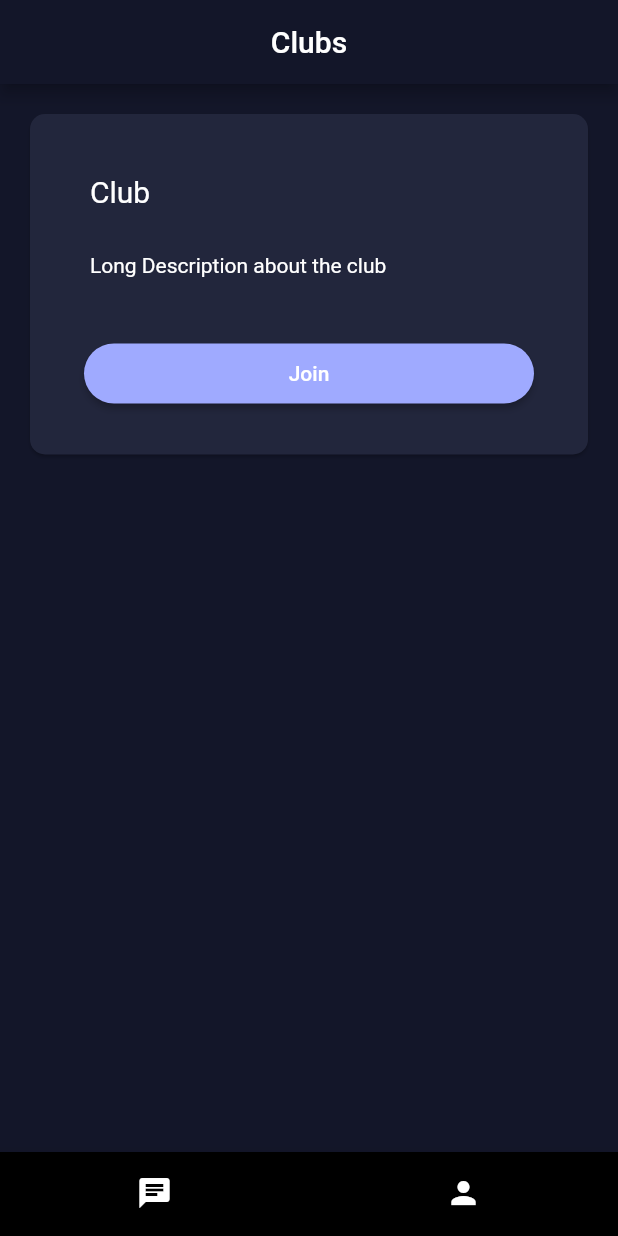
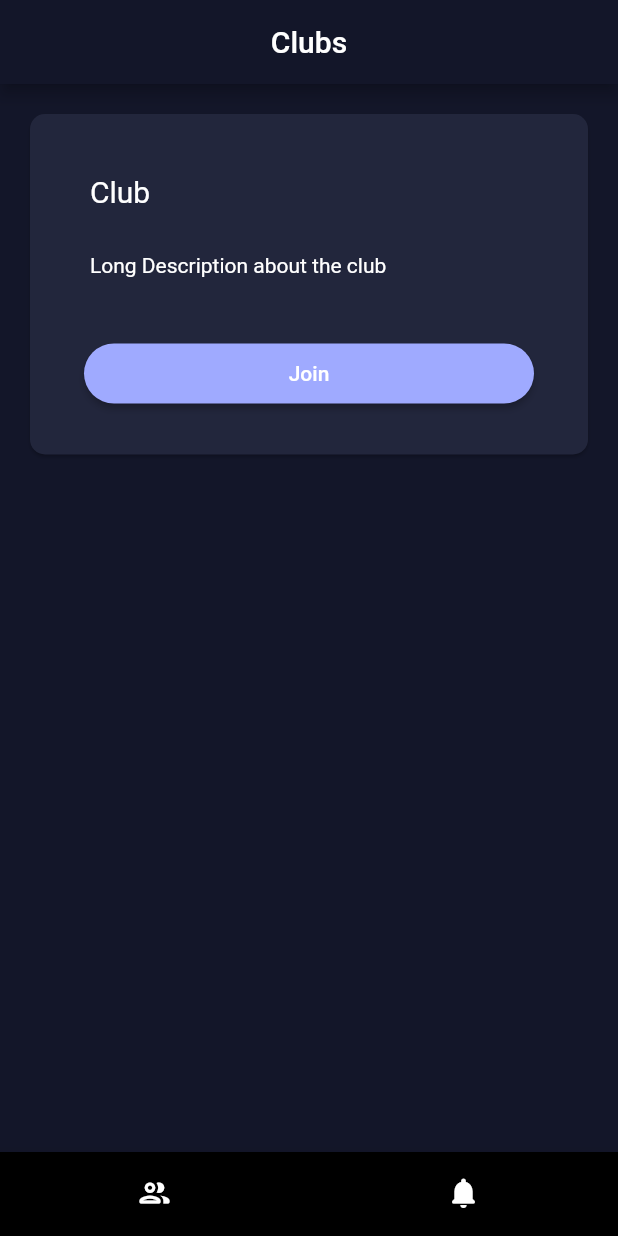
Before and after one commit to HerculeanMuscles/sist-noti-club, a Flutter app: the screen it shows after launch, on a phone screen of 412 x 824 dp. Run offline on Flutter 3.47's test engine with Material 2 defaults, Android fonts, the phone set to English and light mode, and no system bars.

Commit message:
Update main.dart

```diff
--- a/sistapp/lib/main.dart
+++ b/sistapp/lib/main.dart
@@ -39,11 +39,11 @@ class _MainState extends State<Main>{
         },
       items: const [
         BottomNavigationBarItem(
-          icon: Icon(Icons.chat),
+          icon: Icon(Icons.people_outline_rounded),
           label: 'Club',
         ),
         BottomNavigationBarItem(
-          icon: Icon(Icons.person),
+          icon: Icon(Icons.notifications_rounded),
           label: 'Notifications',
         ),
       ],
```
